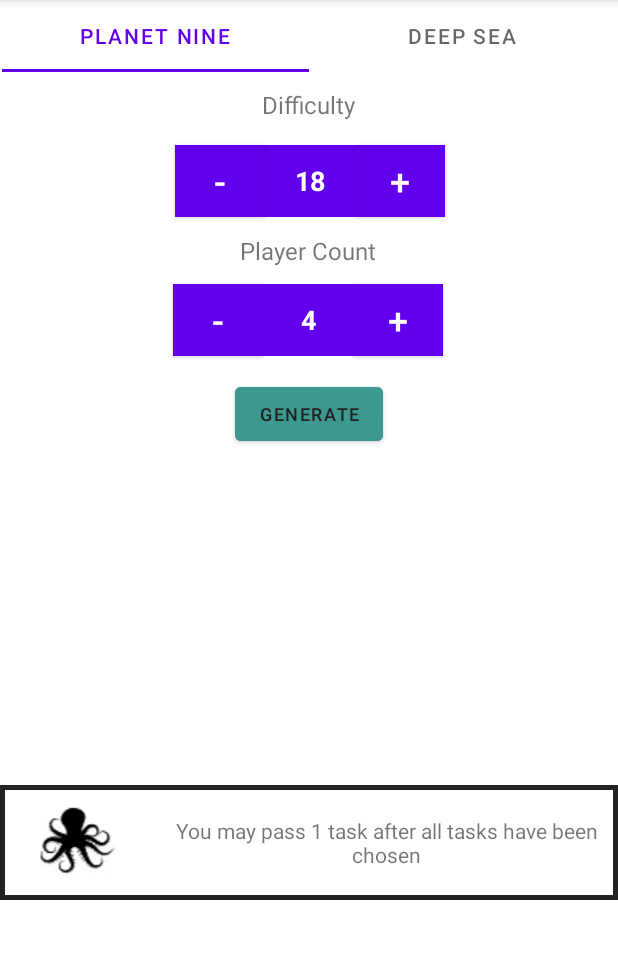
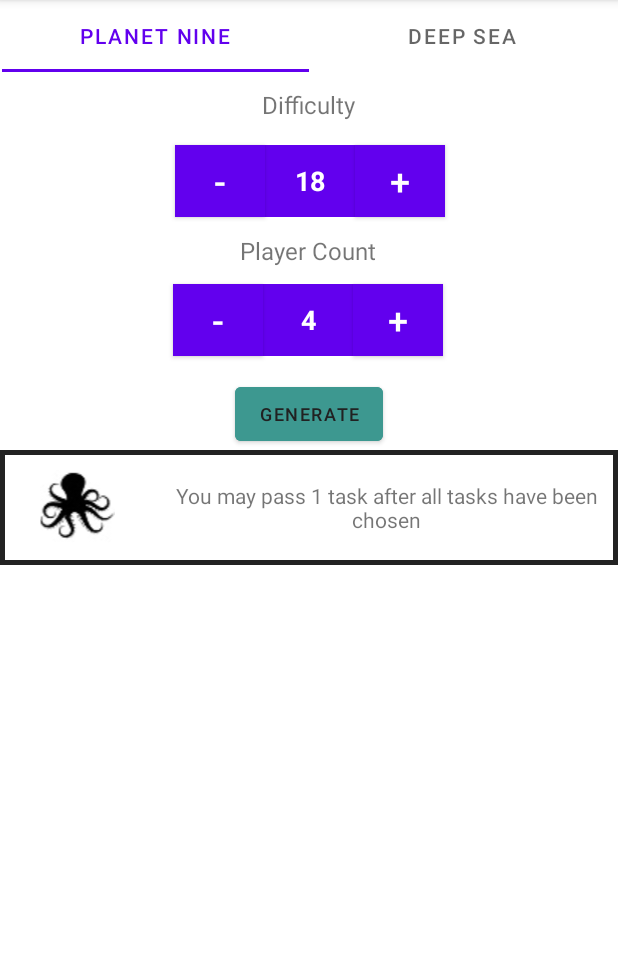
Before and after one commit to Zaammaa/Embark, an Android app: the screen it shows after launch (MainActivity), after a tap on "GENERATE", on a phone screen of 412 x 824 dp, the part 84-1043 px from its top. Run offline under Robolectric (Android 15) with nearby library versions, the phone set to English and light mode, and no system bars.

Commit message:
Make tablerows appear only below button

```diff
--- a/app/src/main/res/layout/activity_main.xml
+++ b/app/src/main/res/layout/activity_main.xml
@@ -191,10 +191,8 @@
     <TableLayout
         android:id="@+id/challengeTable"
         android:layout_width="match_parent"
-        android:layout_height="412dp"
+        android:layout_height="wrap_content"
         android:gravity="center"
-        app:layout_constraintBottom_toBottomOf="parent"
-        app:layout_constraintEnd_toEndOf="parent"
         app:layout_constraintHorizontal_bias="1.0"
         app:layout_constraintStart_toStartOf="parent"
         app:layout_constraintTop_toBottomOf="@+id/button"
```
